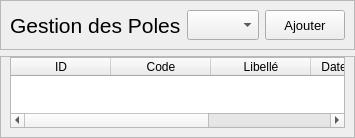
aitemrar-younes/PyQt_learning, file 3rd project/ui/Pole/List.ui: the form before one commit.
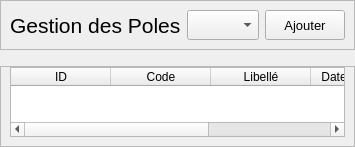
The form after the commit.

```diff
--- a/3rd project/ui/Pole/List.ui
+++ b/3rd project/ui/Pole/List.ui
@@ -118,7 +118,7 @@
      </layout>
     </widget>
    </item>
-   <item row="1" column="0">
+   <item row="2" column="0">
     <widget class="QFrame" name="frame_2">
      <property name="cursor">
       <cursorShape>PointingHandCursor</cursorShape>
@@ -174,6 +174,22 @@
      </layout>
     </widget>
    </item>
+   <item row="1" column="0">
+    <spacer name="verticalSpacer">
+     <property name="orientation">
+      <enum>Qt::Vertical</enum>
+     </property>
+     <property name="sizeType">
+      <enum>QSizePolicy::Fixed</enum>
+     </property>
+     <property name="sizeHint" stdset="0">
+      <size>
+       <width>20</width>
+       <height>10</height>
+      </size>
+     </property>
+    </spacer>
+   </item>
   </layout>
  </widget>
  <resources/>
```
Left out of the diff: 2 changed lines with no effect on the pictures.
